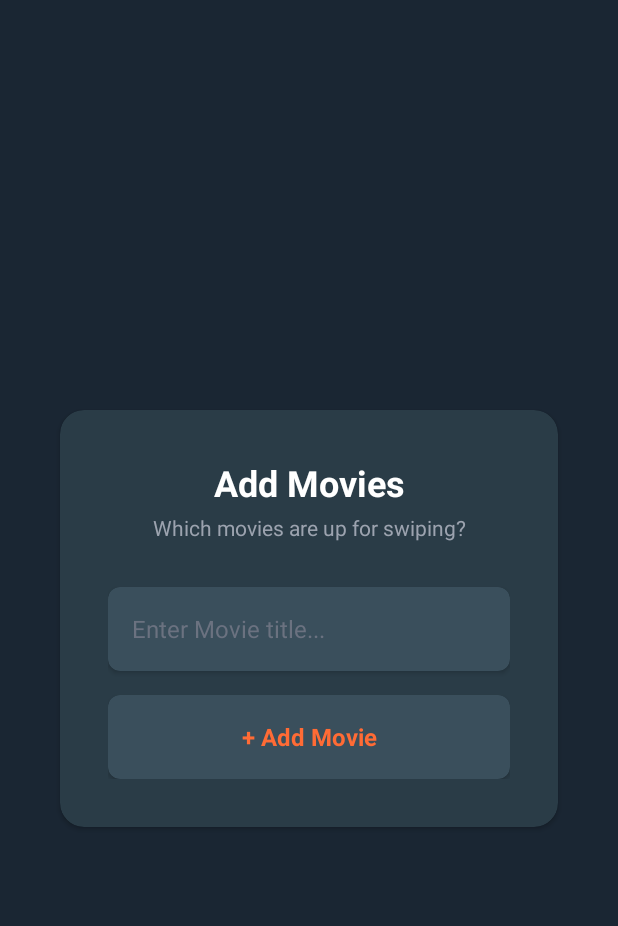
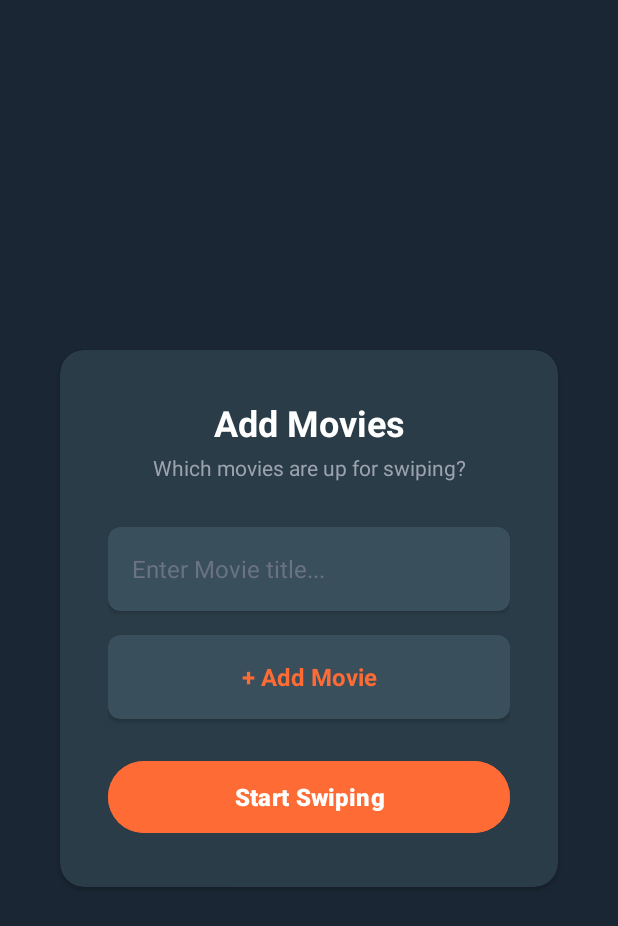
Before and after one commit to Alia-Alamer/watchTogether, an Android app: the layout activity_add_movies.xml on its own in the app's theme, with its tools: preview values and no code run, on a phone screen of 412 x 824 dp. Shown: the top 926 px of the screen. Run offline under Robolectric (Android 15) with nearby library versions, the phone set to English and light mode, and no system bars.

Commit message:
added (start swiping) button

```diff
--- a/app/src/main/res/layout/activity_add_movies.xml
+++ b/app/src/main/res/layout/activity_add_movies.xml
@@ -106,6 +106,22 @@
 
             </androidx.cardview.widget.CardView>
 
+            <Button
+                android:id="@+id/startSwipingButton"
+                android:layout_width="0dp"
+                android:layout_height="56dp"
+                android:text="@string/startSwipeBtn"
+                android:textColor="@color/white"
+                android:textSize="16sp"
+                android:backgroundTint="@color/orange_1"
+                android:textStyle="bold"
+                app:layout_constraintTop_toBottomOf="@id/addMovieCard"
+                app:layout_constraintStart_toStartOf="parent"
+                app:layout_constraintEnd_toEndOf="parent"
+                android:layout_marginTop="24dp"
+                />
+
+
         </androidx.constraintlayout.widget.ConstraintLayout>
 
 
--- a/app/src/main/res/values/strings.xml
+++ b/app/src/main/res/values/strings.xml
@@ -9,4 +9,5 @@
     <string name="movieList">Which movies are up for swiping?</string>
     <string name="movieInput">Enter Movie title...</string>
     <string name="addBtn">+ Add Movie</string>
+    <string name="startSwipeBtn">Start Swiping</string>
 </resources>
```
